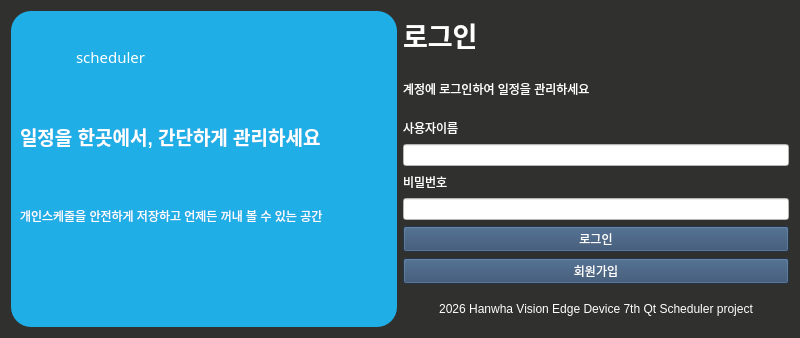
Old version of the form Schedular_Project/login_page.ui in the repository sinzzangu/VEDA_SCHEDULAR_PROJECT.
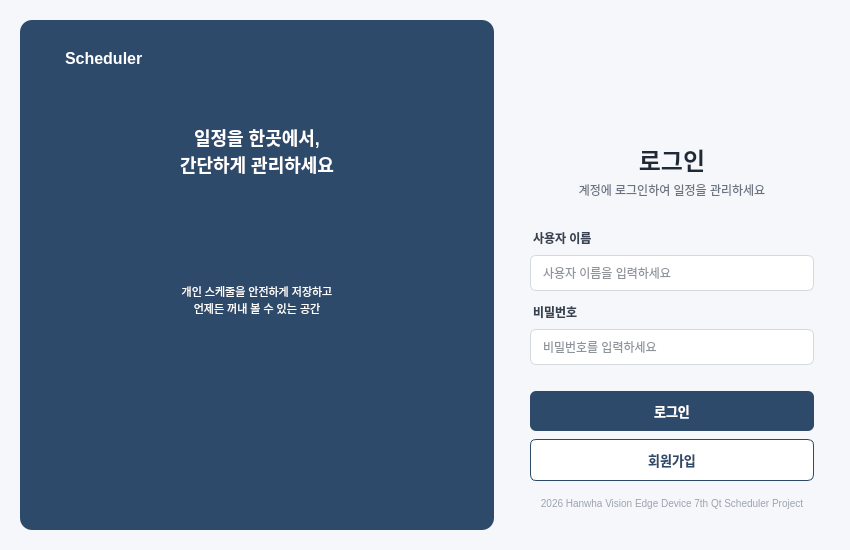
New version of the form. Icons and pictures are not drawn.

Commit message: login ui 손 봄

Diff of the .ui file:
```diff
--- a/Schedular_Project/login_page.ui
+++ b/Schedular_Project/login_page.ui
@@ -6,28 +6,159 @@
    <rect>
     <x>0</x>
     <y>0</y>
-    <width>800</width>
-    <height>338</height>
+    <width>850</width>
+    <height>550</height>
    </rect>
   </property>
+  <property name="minimumSize">
+   <size>
+    <width>850</width>
+    <height>550</height>
+   </size>
+  </property>
   <property name="windowTitle">
    <string>로그인</string>
   </property>
   <property name="styleSheet">
-   <string notr="true">background-color: rgb(48, 48, 46);
-color: rgb(255, 255, 255);</string>
+   <string notr="true">
+/* 전체 배경 */
+QWidget#Widget {
+    background-color: #F5F7FA;
+}
+
+/* 왼쪽 다크 패널 */
+QFrame#frame_left {
+    background-color: #2E4A6B;
+    border-radius: 12px;
+}
+
+/* 모든 기본 텍스트는 다크 */
+QLabel {
+    color: #2C2F33;
+    background: transparent;
+}
+
+/* 왼쪽 패널 안의 텍스트는 화이트 */
+QFrame#frame_left QLabel {
+    color: #FFFFFF;
+}
+
+/* 타이틀 */
+QLabel#label_scheduler_title {
+    color: #FFFFFF;
+    font-size: 16px;
+    font-weight: 600;
+}
+
+QLabel#label_scheduler_summery {
+    color: #FFFFFF;
+    font-size: 18px;
+    font-weight: 700;
+    padding: 8px;
+}
+
+QLabel#label_scheduler_addsummery {
+    color: #D5D8DC;
+    font-size: 11px;
+}
+
+/* 로그인 제목 */
+QLabel#label_login {
+    color: #1F2937;
+    font-size: 24px;
+    font-weight: 700;
+}
+
+QLabel#label_login_summery {
+    color: #6B7280;
+    font-size: 12px;
+}
+
+/* 입력 필드 레이블 */
+QLabel#label_id, QLabel#label_pw {
+    color: #374151;
+    font-size: 12px;
+    font-weight: 500;
+    padding-top: 4px;
+}
+
+/* 입력 필드 */
+QLineEdit {
+    background-color: #FFFFFF;
+    color: #1F2937;
+    border: 1px solid #D5D8DC;
+    border-radius: 6px;
+    padding: 8px 10px;
+    font-size: 12px;
+    min-height: 18px;
+}
+
+QLineEdit:focus {
+    border: 1px solid #2E4A6B;
+    background-color: #FFFFFF;
+}
+
+/* 버튼 공통 */
+QPushButton {
+    background-color: #2E4A6B;
+    color: #FFFFFF;
+    border: none;
+    border-radius: 6px;
+    padding: 9px 16px;
+    font-size: 13px;
+    font-weight: 500;
+    min-height: 22px;
+}
+
+QPushButton:hover {
+    background-color: #3D5F87;
+}
+
+QPushButton:pressed {
+    background-color: #243A55;
+}
+
+/* 회원가입 버튼은 아웃라인 스타일 */
+QPushButton#pushButton_register {
+    background-color: #FFFFFF;
+    color: #2E4A6B;
+    border: 1px solid #2E4A6B;
+}
+
+QPushButton#pushButton_register:hover {
+    background-color: #F5F7FA;
+    color: #3D5F87;
+    border-color: #3D5F87;
+}
+
+/* 하단 copyright */
+QLabel#label_project_bottom {
+    color: #9CA3AF;
+    font-size: 10px;
+    padding-top: 8px;
+}
+   </string>
   </property>
   <layout class="QGridLayout" name="gridLayout_2">
+   <property name="leftMargin">
+    <number>20</number>
+   </property>
+   <property name="topMargin">
+    <number>20</number>
+   </property>
+   <property name="rightMargin">
+    <number>20</number>
+   </property>
+   <property name="bottomMargin">
+    <number>20</number>
+   </property>
    <item row="0" column="0">
-    <layout class="QHBoxLayout" name="horizontalLayout_all" stretch="1,1">
+    <layout class="QHBoxLayout" name="horizontalLayout_all" stretch="3,2">
+     <property name="spacing">
+      <number>20</number>
+     </property>
      <item>
       <widget class="QFrame" name="frame_left">
-       <property name="styleSheet">
-        <string notr="true">background: #20aee6;
-background: linear-gradient(90deg,rgba(32, 174, 230, 1) 46%, rgba(87, 199, 133, 1) 74%, rgba(50, 80, 125, 1) 100%);
-border-radius: 20px;
-</string>
-       </property>
        <property name="frameShape">
         <enum>QFrame::Shape::StyledPanel</enum>
        </property>
@@ -35,16 +166,34 @@
         <enum>QFrame::Shadow::Raised</enum>
        </property>
        <layout class="QVBoxLayout" name="verticalLayout_3">
+        <property name="leftMargin">
+         <number>28</number>
+        </property>
+        <property name="topMargin">
+         <number>28</number>
+        </property>
+        <property name="rightMargin">
+         <number>28</number>
+        </property>
+        <property name="bottomMargin">
+         <number>28</number>
+        </property>
         <item>
-         <layout class="QVBoxLayout" name="verticalLayout_left_all">
+         <layout class="QVBoxLayout" name="verticalLayout_left_all" stretch="0,1,1,0">
+          <property name="spacing">
+           <number>16</number>
+          </property>
           <item>
-           <layout class="QHBoxLayout" name="horizontalLayout_2" stretch="1,1">
+           <layout class="QHBoxLayout" name="horizontalLayout_2">
+            <property name="spacing">
+             <number>10</number>
+            </property>
             <item>
              <widget class="QLabel" name="label">
               <property name="maximumSize">
                <size>
-                <width>50</width>
-                <height>50</height>
+                <width>36</width>
+                <height>36</height>
                </size>
               </property>
               <property name="text">
@@ -56,64 +205,88 @@
               <property name="scaledContents">
                <bool>true</bool>
               </property>
-              <property name="margin">
-               <number>0</number>
-              </property>
              </widget>
             </item>
             <item>
              <widget class="QLabel" name="label_scheduler_title">
-              <property name="font">
-               <font>
-                <family>휴먼둥근헤드라인</family>
-                <pointsize>11</pointsize>
-               </font>
-              </property>
               <property name="text">
-               <string>scheduler</string>
-              </property>
-              <property name="scaledContents">
-               <bool>false</bool>
+               <string>Scheduler</string>
               </property>
              </widget>
             </item>
+            <item>
+             <spacer name="horizontalSpacer">
+              <property name="orientation">
+               <enum>Qt::Orientation::Horizontal</enum>
+              </property>
+              <property name="sizeHint" stdset="0">
+               <size>
+                <width>40</width>
+                <height>20</height>
+               </size>
+              </property>
+             </spacer>
+            </item>
            </layout>
           </item>
           <item>
            <widget class="QLabel" name="label_scheduler_summery">
-            <property name="font">
-             <font>
-              <pointsize>14</pointsize>
-              <bold>true</bold>
-             </font>
-            </property>
             <property name="text">
-             <string>일정을 한곳에서, 간단하게 관리하세요</string>
+             <string>일정을 한곳에서,
+간단하게 관리하세요</string>
+            </property>
+            <property name="alignment">
+             <set>Qt::AlignmentFlag::AlignCenter</set>
+            </property>
+            <property name="wordWrap">
+             <bool>true</bool>
             </property>
            </widget>
           </item>
           <item>
            <widget class="QLabel" name="label_scheduler_addsummery">
             <property name="text">
-             <string>개인스케줄을 안전하게 저장하고 언제든 꺼내 볼 수 있는 공간</string>
+             <string>개인 스케줄을 안전하게 저장하고
+언제든 꺼내 볼 수 있는 공간</string>
+            </property>
+            <property name="alignment">
+             <set>Qt::AlignmentFlag::AlignCenter</set>
+            </property>
+            <property name="wordWrap">
+             <bool>true</bool>
             </property>
            </widget>
           </item>
           <item>
-           <layout class="QHBoxLayout" name="horizontalLayout">
+           <layout class="QHBoxLayout" name="horizontalLayout_banner">
+            <property name="spacing">
+             <number>0</number>
+            </property>
             <item>
-             <widget class="QLabel" name="label_2">
-              <property name="text">
-               <string/>
+             <spacer name="banner_spacer_left">
+              <property name="orientation">
+               <enum>Qt::Orientation::Horizontal</enum>
               </property>
-             </widget>
+              <property name="sizeHint" stdset="0">
+               <size>
+                <width>40</width>
+                <height>20</height>
+               </size>
+              </property>
+             </spacer>
             </item>
             <item>
              <widget class="QLabel" name="label_3">
+              <property name="minimumSize">
+               <size>
+                <width>280</width>
+                <height>120</height>
+               </size>
+              </property>
               <property name="maximumSize">
                <size>
-                <width>300</width>
-                <height>60</height>
+                <width>320</width>
+                <height>140</height>
                </size>
               </property>
               <property name="text">
@@ -125,11 +298,24 @@
               <property name="scaledContents">
                <bool>true</bool>
               </property>
-              <property name="wordWrap">
-               <bool>false</bool>
+              <property name="alignment">
+               <set>Qt::AlignmentFlag::AlignCenter</set>
               </property>
              </widget>
             </item>
+            <item>
+             <spacer name="banner_spacer_right">
+              <property name="orientation">
+               <enum>Qt::Orientation::Horizontal</enum>
+              </property>
+              <property name="sizeHint" stdset="0">
+               <size>
+                <width>40</width>
+                <height>20</height>
+               </size>
+              </property>
+             </spacer>
+            </item>
            </layout>
           </item>
          </layout>
@@ -138,22 +324,41 @@
       </widget>
      </item>
      <item>
-      <layout class="QVBoxLayout" name="verticalLayout_right" stretch="0,0,0">
+      <layout class="QVBoxLayout" name="verticalLayout_right" stretch="1,0,0,1,0">
+       <property name="spacing">
+        <number>14</number>
+       </property>
+       <property name="leftMargin">
+        <number>16</number>
+       </property>
+       <property name="rightMargin">
+        <number>16</number>
+       </property>
+       <item>
+        <spacer name="verticalSpacer_top">
+         <property name="orientation">
+          <enum>Qt::Orientation::Vertical</enum>
+         </property>
+         <property name="sizeHint" stdset="0">
+          <size>
+           <width>20</width>
+           <height>20</height>
+          </size>
+         </property>
+        </spacer>
+       </item>
        <item>
         <layout class="QVBoxLayout" name="verticalLayout_top">
+         <property name="spacing">
+          <number>4</number>
+         </property>
          <item>
           <widget class="QLabel" name="label_login">
-           <property name="font">
-            <font>
-             <pointsize>20</pointsize>
-             <bold>true</bold>
-            </font>
-           </property>
            <property name="text">
             <string>로그인</string>
            </property>
-           <property name="margin">
-            <number>0</number>
+           <property name="alignment">
+            <set>Qt::AlignmentFlag::AlignCenter</set>
            </property>
           </widget>
          </item>
@@ -162,24 +367,32 @@
            <property name="text">
             <string>계정에 로그인하여 일정을 관리하세요</string>
            </property>
+           <property name="alignment">
+            <set>Qt::AlignmentFlag::AlignCenter</set>
+           </property>
           </widget>
          </item>
         </layout>
        </item>
        <item>
         <layout class="QVBoxLayout" name="verticalLayout_middle">
+         <property name="spacing">
+          <number>8</number>
+         </property>
+         <property name="topMargin">
+          <number>12</number>
+         </property>
          <item>
           <widget class="QLabel" name="label_id">
            <property name="text">
-            <string>사용자이름</string>
+            <string>사용자 이름</string>
            </property>
           </widget>
          </item>
          <item>
           <widget class="QLineEdit" name="lineEdit_id">
-           <property name="styleSheet">
-            <string notr="true">background-color: rgb(255, 255, 255);
-color: rgb(0, 0, 0);</string>
+           <property name="placeholderText">
+            <string>사용자 이름을 입력하세요</string>
            </property>
           </widget>
          </item>
@@ -188,30 +401,32 @@
            <property name="text">
             <string>비밀번호</string>
            </property>
-           <property name="margin">
-            <number>0</number>
-           </property>
           </widget>
          </item>
          <item>
           <widget class="QLineEdit" name="lineEdit_pw">
-           <property name="styleSheet">
-            <string notr="true">background-color: rgb(255, 255, 255);
-color: rgb(0, 0, 0);</string>
-           </property>
            <property name="echoMode">
             <enum>QLineEdit::EchoMode::Password</enum>
            </property>
+           <property name="placeholderText">
+            <string>비밀번호를 입력하세요</string>
+           </property>
           </widget>
          </item>
         </layout>
        </item>
        <item>
         <layout class="QVBoxLayout" name="verticalLayout_bottom">
+         <property name="spacing">
+          <number>8</number>
+         </property>
+         <property name="topMargin">
+          <number>12</number>
+         </property>
          <item>
           <widget class="QPushButton" name="pushButton_login">
-           <property name="styleSheet">
-            <string notr="true">background-color: rgb(46, 74, 107);</string>
+           <property name="cursor">
+            <cursorShape>PointingHandCursor</cursorShape>
            </property>
            <property name="text">
             <string>로그인</string>
@@ -220,9 +435,8 @@
          </item>
          <item>
           <widget class="QPushButton" name="pushButton_register">
-           <property name="styleSheet">
-            <string notr="true">background-color: rgb(46, 74, 107);
-</string>
+           <property name="cursor">
+            <cursorShape>PointingHandCursor</cursorShape>
            </property>
            <property name="text">
             <string>회원가입</string>
@@ -232,7 +446,7 @@
          <item>
           <widget class="QLabel" name="label_project_bottom">
            <property name="text">
-            <string>2026 Hanwha Vision Edge Device 7th Qt Scheduler project</string>
+            <string>2026 Hanwha Vision Edge Device 7th Qt Scheduler Project</string>
            </property>
            <property name="alignment">
             <set>Qt::AlignmentFlag::AlignCenter</set>
@@ -241,6 +455,19 @@
          </item>
         </layout>
        </item>
+       <item>
+        <spacer name="verticalSpacer_bottom">
+         <property name="orientation">
+          <enum>Qt::Orientation::Vertical</enum>
+         </property>
+         <property name="sizeHint" stdset="0">
+          <size>
+           <width>20</width>
+           <height>20</height>
+          </size>
+         </property>
+        </spacer>
+       </item>
       </layout>
      </item>
     </layout>
```
